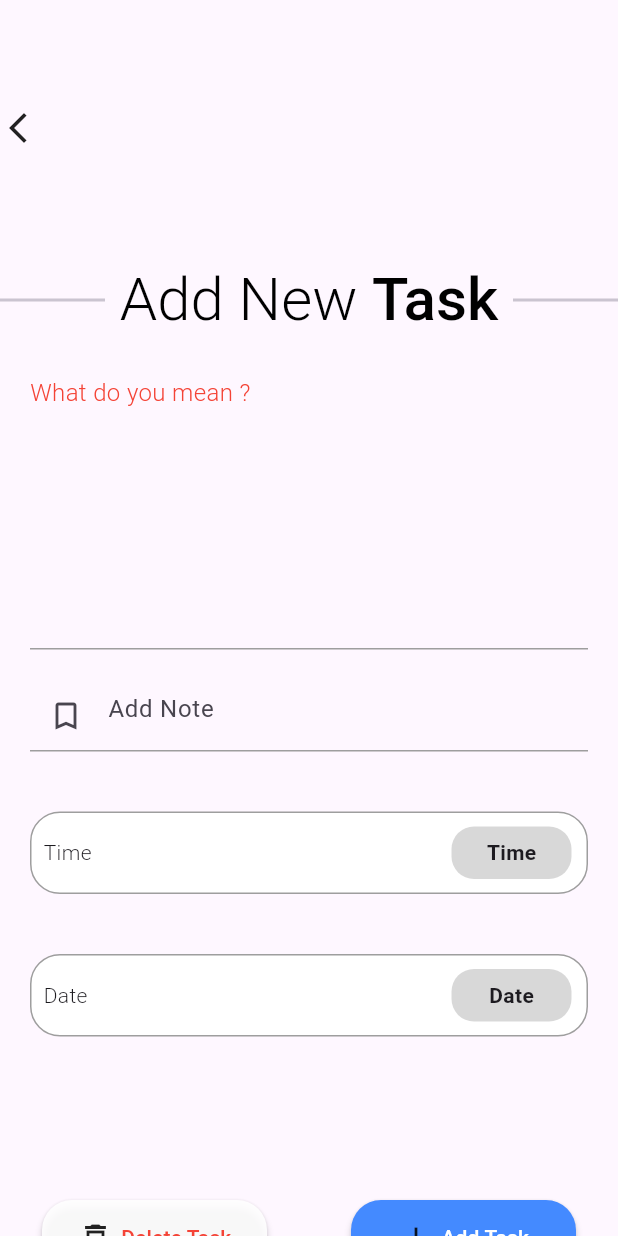
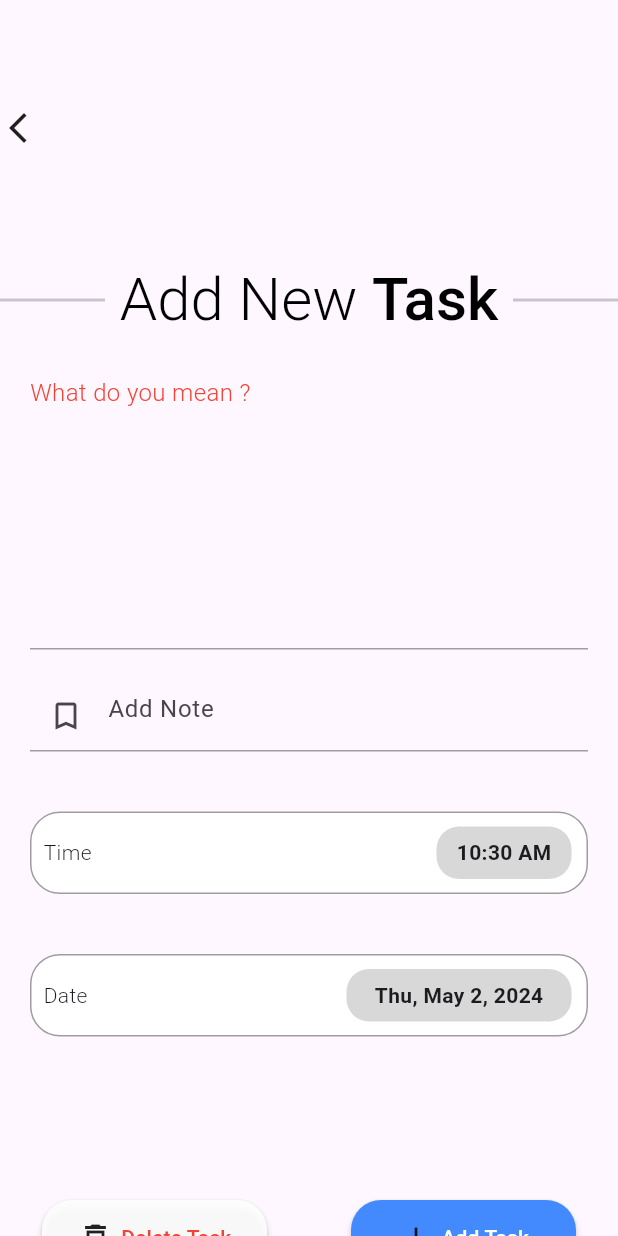
Before and after one commit to Duongmanhvp/-Flutter-TO_DO_app, a Flutter app: the screen it shows after launch, after a tap on the "add" icon, on a phone screen of 412 x 824 dp. Run offline on Flutter 3.47's test engine with Material 3 defaults, Android fonts, the phone set to English and light mode, and no system bars; our stand-ins replace animate_do, flutter_slider_drawer, hive, hive_flutter, lottie, sidebarx; missing offline and left inert: flutter_cupertino_date_picker_fork, ftoast, panara_dialogs; accounts and stored records are empty.

Commit message:
Init hive DB

```diff
--- /dev/null
+++ b/todo/lib/data/hive_data_store.dart
@@ -0,0 +1,33 @@
+import 'package:flutter/foundation.dart';
+import 'package:hive_flutter/hive_flutter.dart';
+import 'package:todo/models/task.dart';
+
+class HiveDataStore {
+  static const boxName = "taskBox";
+
+  // Current box
+  final Box<Task> box = Hive.box<Task>(boxName);
+
+  // Add new task to box
+  Future<void> addTask({required Task task}) async {
+    await box.put(task.id, task);
+  }
+
+  // Show Task
+  Future<Task?> getTask({required String id}) async {
+    return box.get(id);
+  }
+
+  //Update Task
+  Future<void> updateTask({required Task task}) async {
+    await task.save();
+  }
+
+  // Delete Task
+  Future<void> deleteTask({required Task task}) async {
+    await task.delete();
+  }
+
+  // Listen box changes
+  ValueListenable<Box<Task>> listenToTask() => box.listenable();
+}
--- a/todo/lib/main.dart
+++ b/todo/lib/main.dart
@@ -1,9 +1,43 @@
 import 'package:flutter/material.dart';
+import 'package:hive/hive.dart';
+import 'package:hive_flutter/hive_flutter.dart';
+import 'package:todo/data/hive_data_store.dart';
+import 'package:todo/models/task.dart';
 import 'package:todo/view/home/home_screen.dart';
 import 'package:todo/view/tasks/task_screen.dart';
 
-void main() {
-  runApp(const MainApp());
+Future<void> main() async {
+  // init hive db
+  await Hive.initFlutter();
+
+  // register hive adapter
+  Hive.registerAdapter<Task>(TaskAdapter());
+
+  // open a box
+  Box box = await Hive.openBox<Task>(HiveDataStore.boxName);
+
+  runApp(BaseWidget(child: MainApp()));
+}
+
+class BaseWidget extends InheritedWidget {
+  BaseWidget({Key? key, required this.child}) : super(key: key, child: child);
+
+  final HiveDataStore dataStore = HiveDataStore();
+  final Widget child;
+
+  static BaseWidget of(BuildContext context) {
+    final base = context.dependOnInheritedWidgetOfExactType<BaseWidget>();
+    if (base != null) {
+      return base;
+    } else {
+      throw StateError("Nonono");
+    }
+  }
+
+  @override
+  bool updateShouldNotify(covariant InheritedWidget oldWidget) {
+    return false;
+  }
 }
 
 class MainApp extends StatelessWidget {
--- /dev/null
+++ b/todo/lib/models/task.dart
@@ -0,0 +1,44 @@
+import 'package:hive/hive.dart';
+import 'package:uuid/uuid.dart';
+
+part 'task.g.dart';
+
+@HiveType(typeId: 0)
+class Task extends HiveObject {
+  Task(
+      {required this.id,
+      required this.title,
+      required this.subTitle,
+      required this.createdTime,
+      required this.createdDate,
+      required this.isCompleted});
+
+  @HiveField(0)
+  final String id;
+  @HiveField(1)
+  String title;
+  @HiveField(2)
+  String subTitle;
+  @HiveField(3)
+  DateTime createdTime;
+  @HiveField(4)
+  DateTime createdDate;
+  @HiveField(5)
+  bool isCompleted;
+
+  // create new Task
+  factory Task.create({
+    required String? title,
+    required String? subTitle,
+    DateTime? createdTime,
+    DateTime? createdDate,
+  }) =>
+      Task(
+        id: const Uuid().v1(),
+        title: title ?? "",
+        subTitle: subTitle ?? "",
+        createdTime: createdTime ?? DateTime.now(),
+        createdDate: createdDate ?? DateTime.now(),
+        isCompleted: false,
+      );
+}
--- a/todo/lib/view/home/components/home_app_bar.dart
+++ b/todo/lib/view/home/components/home_app_bar.dart
@@ -1,6 +1,7 @@
 import 'package:flutter/cupertino.dart';
 import 'package:flutter/material.dart';
 import 'package:flutter_slider_drawer/flutter_slider_drawer.dart';
+import 'package:todo/utils/constants.dart';
 
 class HomeAppBar extends StatefulWidget {
   const HomeAppBar({super.key, required this.drawerKey});
@@ -69,7 +70,9 @@ class _HomeAppBarState extends State<HomeAppBar>
             Padding(
               padding: const EdgeInsets.only(right: 20.0),
               child: IconButton(
-                onPressed: () {},
+                onPressed: () {
+                  deleteAllTask(context);
+                },
                 icon: const Icon(
                   CupertinoIcons.trash_circle,
                   size: 40,
--- a/todo/lib/view/home/home_screen.dart
+++ b/todo/lib/view/home/home_screen.dart
@@ -34,7 +34,7 @@ class _HomeScreenState extends State<HomeScreen> {
         appBar: HomeAppBar(
           drawerKey: drawerKey,
         ),
-        child: MainHomeScreen(testing: testing),
+        child: MainHomeScreen(),
       ),
     );
   }
--- a/todo/lib/view/home/widget/fab.dart
+++ b/todo/lib/view/home/widget/fab.dart
@@ -12,7 +12,13 @@ class FAB extends StatelessWidget {
     return GestureDetector(
       onTap: () {
         Navigator.push(
-            context, CupertinoPageRoute(builder: (_) => const TaskScreen()));
+            context,
+            CupertinoPageRoute(
+                builder: (_) => const TaskScreen(
+                      titleController: null,
+                      descriptionController: null,
+                      task: null,
+                    )));
       },
       child: Material(
         borderRadius: BorderRadius.circular(10.0),
--- a/todo/lib/view/home/widget/main_home_screen.dart
+++ b/todo/lib/view/home/widget/main_home_screen.dart
@@ -1,15 +1,16 @@
 import 'package:animate_do/animate_do.dart';
 import 'package:flutter/material.dart';
 import 'package:lottie/lottie.dart';
+import 'package:todo/models/task.dart';
 import 'package:todo/view/home/widget/task_widget.dart';
 
 class MainHomeScreen extends StatelessWidget {
-  const MainHomeScreen({
+  MainHomeScreen({
     super.key,
-    required this.testing,
+    //required this.testing,
   });
 
-  final List<int> testing;
+  final List<int> testing = [1, 2];
 
   @override
   Widget build(BuildContext context) {
@@ -108,7 +109,16 @@ class MainHomeScreen extends StatelessWidget {
                               )
                             ],
                           ),
-                          child: const TaskWidget());
+                          child: TaskWidget(
+                            task: Task(
+                              id: "1",
+                              title: "IT nihongo",
+                              subTitle: "dcm",
+                              createdTime: DateTime.now(),
+                              createdDate: DateTime.now(),
+                              isCompleted: false,
+                            ),
+                          ));
                     })
                 : Column(
                     mainAxisAlignment: MainAxisAlignment.center,
--- a/todo/lib/view/home/widget/task_widget.dart
+++ b/todo/lib/view/home/widget/task_widget.dart
@@ -1,9 +1,36 @@
 import 'package:flutter/material.dart';
+import 'package:intl/intl.dart';
+import 'package:todo/models/task.dart';
 
-class TaskWidget extends StatelessWidget {
+class TaskWidget extends StatefulWidget {
   const TaskWidget({
     super.key,
+    required this.task,
   });
+
+  final Task task;
+
+  @override
+  State<TaskWidget> createState() => _TaskWidgetState();
+}
+
+class _TaskWidgetState extends State<TaskWidget> {
+  TextEditingController textEditingControllerTitle = TextEditingController();
+  TextEditingController textEditingControllerSubTitle = TextEditingController();
+
+  @override
+  void initState() {
+    textEditingControllerTitle.text = widget.task.title;
+    textEditingControllerSubTitle.text = widget.task.subTitle;
+    super.initState();
+  }
+
+  @override
+  void dispose() {
+    textEditingControllerTitle.dispose();
+    textEditingControllerSubTitle.dispose();
+    super.dispose();
+  }
 
   @override
   Widget build(BuildContext context) {
@@ -15,7 +42,7 @@ class TaskWidget extends StatelessWidget {
           vertical: 8.0,
         ),
         decoration: BoxDecoration(
-          color: Colors.blue.withOpacity(0.3),
+          color: widget.task.isCompleted ? Colors.blue[200] : Colors.white,
           borderRadius: BorderRadius.circular(12.0),
           boxShadow: [
             BoxShadow(
@@ -32,8 +59,11 @@ class TaskWidget extends StatelessWidget {
             child: AnimatedContainer(
               duration: const Duration(milliseconds: 600),
               decoration: BoxDecoration(
-                color: Colors.blue,
+                color: widget.task.isCompleted ? Colors.blue : Colors.white,
                 borderRadius: BorderRadius.circular(15.0),
+                border: Border.all(
+                  color: Colors.grey,
+                ),
               ),
               child: const Icon(
                 Icons.check,
@@ -43,13 +73,14 @@ class TaskWidget extends StatelessWidget {
           ),
 
           // Task title
-          title: const Text(
-            "Done",
+          title: Text(
+            textEditingControllerTitle.text,
             style: TextStyle(
-              color: Colors.black,
+              color: widget.task.isCompleted ? Colors.blue : Colors.black,
               fontWeight: FontWeight.w500,
               fontSize: 18.0,
-              //decoration: TextDecoration.lineThrough),
+              decoration:
+                  widget.task.isCompleted ? TextDecoration.lineThrough : null,
             ),
           ),
 
@@ -58,7 +89,7 @@ class TaskWidget extends StatelessWidget {
             crossAxisAlignment: CrossAxisAlignment.start,
             children: [
               Text(
-                "Describe",
+                textEditingControllerSubTitle.text,
                 style: TextStyle(
                   color: Colors.black.withOpacity(0.5),
                   fontWeight: FontWeight.w300,
@@ -74,16 +105,20 @@ class TaskWidget extends StatelessWidget {
                     crossAxisAlignment: CrossAxisAlignment.center,
                     children: [
                       Text(
-                        "Date",
+                        DateFormat('hh:mm a').format(widget.task.createdDate),
                         style: TextStyle(
-                          color: Colors.black.withOpacity(0.5),
+                          color: widget.task.isCompleted
+                              ? Colors.white
+                              : Colors.black.withOpacity(0.7),
                           fontWeight: FontWeight.w300,
                         ),
                       ),
                       Text(
-                        "SubDate",
+                        DateFormat.yMMMEd().format(widget.task.createdDate),
                         style: TextStyle(
-                          color: Colors.black.withOpacity(0.5),
+                          color: widget.task.isCompleted
+                              ? Colors.white
+                              : Colors.black.withOpacity(0.7),
                           fontWeight: FontWeight.w300,
                         ),
                       ),
--- a/todo/lib/view/tasks/components/date_time_picker.dart
+++ b/todo/lib/view/tasks/components/date_time_picker.dart
@@ -5,10 +5,14 @@ class DateTimeSelectionWidget extends StatelessWidget {
     super.key,
     required this.onTap,
     required this.title,
+    required this.time,
+    this.isDate = true,
   });
 
   final VoidCallback onTap;
   final String title;
+  final String time;
+  final bool isDate;
   @override
   Widget build(BuildContext context) {
     return GestureDetector(
@@ -28,7 +32,7 @@ class DateTimeSelectionWidget extends StatelessWidget {
           mainAxisAlignment: MainAxisAlignment.spaceBetween,
           children: [
             Padding(
-              padding: EdgeInsets.only(left: 8.0),
+              padding: const EdgeInsets.only(left: 8.0),
               child: Text(
                 title,
                 style: const TextStyle(
@@ -39,14 +43,14 @@ class DateTimeSelectionWidget extends StatelessWidget {
             Container(
               alignment: Alignment.center,
               margin: const EdgeInsets.only(right: 10.0),
-              width: 80,
+              width: isDate ? 150 : 90,
               height: 35,
               decoration: BoxDecoration(
                 borderRadius: BorderRadius.circular(15.0),
                 color: Colors.grey.withOpacity(.4),
               ),
               child: Text(
-                title,
+                time,
                 style: const TextStyle(
                   fontWeight: FontWeight.bold,
                 ),
--- a/todo/lib/view/tasks/components/text_form_field.dart
+++ b/todo/lib/view/tasks/components/text_form_field.dart
@@ -6,10 +6,14 @@ class CustomTextField extends StatelessWidget {
     super.key,
     required this.controller,
     this.isDescription = false,
+    required this.onFieldSubmitted,
+    required this.onChanged,
   });
 
-  final TextEditingController controller;
+  final TextEditingController? controller;
   final bool isDescription;
+  final Function(String)? onFieldSubmitted;
+  final Function(String)? onChanged;
   @override
   Widget build(BuildContext context) {
     return Container(
@@ -35,8 +39,8 @@ class CustomTextField extends StatelessWidget {
             ),
           ),
         ),
-        onFieldSubmitted: (value) {},
-        onChanged: (value) {},
+        onFieldSubmitted: onFieldSubmitted,
+        onChanged: onChanged,
       ),
     );
   }
--- a/todo/lib/view/tasks/task_screen.dart
+++ b/todo/lib/view/tasks/task_screen.dart
@@ -1,20 +1,66 @@
 import 'package:flutter/material.dart';
 import 'package:flutter_cupertino_date_picker_fork/flutter_cupertino_date_picker_fork.dart';
+import 'package:intl/intl.dart';
+import 'package:todo/models/task.dart';
 import 'package:todo/utils/strings.dart';
 import 'package:todo/view/tasks/components/date_time_picker.dart';
 import 'package:todo/view/tasks/components/text_form_field.dart';
 import 'package:todo/view/tasks/widgets/task_app_bar.dart';
 
 class TaskScreen extends StatefulWidget {
-  const TaskScreen({super.key});
+  const TaskScreen({
+    super.key,
+    required this.titleController,
+    required this.descriptionController,
+    required this.task,
+  });
+
+  final TextEditingController? titleController;
+  final TextEditingController? descriptionController;
+  final Task? task;
 
   @override
   State<TaskScreen> createState() => _TaskScreenState();
 }
 
 class _TaskScreenState extends State<TaskScreen> {
-  final TextEditingController titleController = TextEditingController();
-  final TextEditingController descriptionController = TextEditingController();
+  var title;
+  var subTitle;
+  DateTime? date;
+  DateTime? time;
+
+  String showTime(DateTime? time) {
+    if (widget.task?.createdTime == null) {
+      if (time == null) {
+        return DateFormat('hh:mm a').format(DateTime.now()).toString();
+      } else {
+        return DateFormat('hh:mm a').format(time).toString();
+      }
+    } else {
+      return DateFormat('hh:mm a').format(widget.task!.createdTime).toString();
+    }
+  }
+
+  String showDate(DateTime? date) {
+    if (widget.task?.createdDate == null) {
+      if (date == null) {
+        return DateFormat.yMMMEd().format(DateTime.now()).toString();
+      } else {
+        return DateFormat.yMMMEd().format(date).toString();
+      }
+    } else {
+      return DateFormat.yMMMEd().format(widget.task!.createdDate).toString();
+    }
+  }
+
+  bool isTaskAlreadyExist() {
+    if (widget.titleController?.text == null &&
+        widget.descriptionController?.text == null) {
+      return true;
+    } else {
+      return false;
+    }
+  }
 
   @override
   Widget build(BuildContext context) {
@@ -115,13 +161,29 @@ class _TaskScreenState extends State<TaskScreen> {
               ),
             ),
           ),
-          CustomTextField(controller: titleController),
+          // task tile
+          CustomTextField(
+            controller: widget.titleController,
+            onFieldSubmitted: (String _title) {
+              title = _title;
+            },
+            onChanged: (String _title) {
+              title = _title;
+            },
+          ),
           const SizedBox(
             height: 20,
           ),
+          // task subtitle
           CustomTextField(
-            controller: descriptionController,
+            controller: widget.descriptionController,
             isDescription: true,
+            onFieldSubmitted: (String _subTitle) {
+              subTitle = _subTitle;
+            },
+            onChanged: (String _subTitle) {
+              subTitle = _subTitle;
+            },
           ),
           const SizedBox(
             height: 20,
@@ -132,11 +194,25 @@ class _TaskScreenState extends State<TaskScreen> {
                 context: context,
                 builder: (_) => SizedBox(
                   height: 280,
-                  child: TimePickerWidget(),
+                  child: TimePickerWidget(
+                    dateFormat: "HH:mm",
+                    onChange: (_, __) {},
+                    onConfirm: (dateTime, _) {
+                      setState(() {
+                        if (widget.task?.createdTime == null) {
+                          time = dateTime;
+                        } else {
+                          widget.task!.createdTime = dateTime;
+                        }
+                      });
+                    },
+                  ),
                 ),
               );
             },
             title: MyString.timeStr,
+            time: showTime(time),
+            isDate: false,
           ),
           DateTimeSelectionWidget(
             onTap: () {
@@ -144,10 +220,19 @@ class _TaskScreenState extends State<TaskScreen> {
                 context,
                 minDateTime: DateTime.now(),
                 maxDateTime: DateTime(2100, 12, 31),
-                onConfirm: (dateTime, _) {},
+                onConfirm: (dateTime, _) {
+                  setState(() {
+                    if (widget.task?.createdDate == null) {
+                      date = dateTime;
+                    } else {
+                      widget.task!.createdDate = dateTime;
+                    }
+                  });
+                },
               );
             },
             title: MyString.dateStr,
+            time: showDate(date),
           ),
         ],
       ),
@@ -169,14 +254,14 @@ class _TaskScreenState extends State<TaskScreen> {
             ),
           ),
           RichText(
-            text: const TextSpan(
-              text: "Add New ",
-              style: TextStyle(
+            text: TextSpan(
+              text: isTaskAlreadyExist() ? "Add New " : "Update ",
+              style: const TextStyle(
                 fontWeight: FontWeight.w300,
                 fontSize: 40.0,
                 color: Colors.black,
               ),
-              children: [
+              children: const [
                 TextSpan(
                     text: "Task",
                     style: TextStyle(
--- a/todo/pubspec.yaml
+++ b/todo/pubspec.yaml
@@ -12,7 +12,7 @@ dependencies:
   cupertino_icons: ^1.0.8
   lottie: ^3.1.0
   animate_do: ^3.3.4
-  hive: ^2.0.4
+  hive: ^2.2.3
   hive_flutter: ^1.1.0
   uuid: ^3.0.5
   intl: ^0.17.0
@@ -28,8 +28,8 @@ dev_dependencies:
   flutter_test:
     sdk: flutter
   flutter_lints: ^3.0.0
-  build_runner: 2.0.1
-  hive_generator: 1.1.0
+  build_runner: ^2.4.9
+  hive_generator: ^2.0.1
 
 flutter:
   uses-material-design: true
```
Also changed, not shown: todo/lib/utils/constants.dart (added, +63 -0 lines), todo/lib/models/task.g.dart (added), todo/pubspec.lock.
